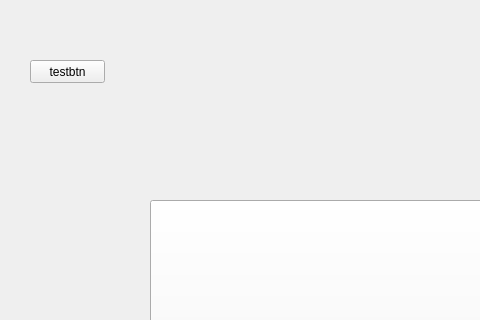
Above: UI/main.ui from cwj980119/Pyqt5-facerecog-kiosk before the change; both pictures show x 0 to 480 and y 0 to 320 of the 900 by 1200 pixel window. Below: the same form after it.
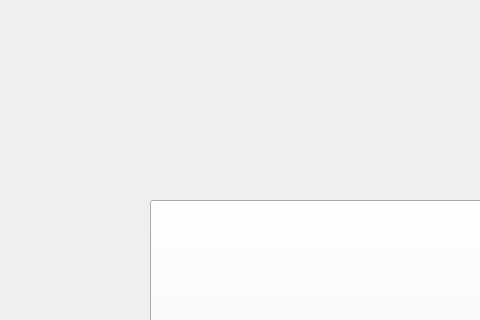
That is the form after the change.

```diff
--- a/UI/main.ui
+++ b/UI/main.ui
@@ -46,20 +46,7 @@
      <string>회원가입</string>
     </property>
    </widget>
-   <widget class="QPushButton" name="a">
-    <property name="geometry">
-     <rect>
-      <x>30</x>
-      <y>60</y>
-      <width>75</width>
-      <height>23</height>
-     </rect>
-    </property>
-    <property name="text">
-     <string>testbtn</string>
-    </property>
-   </widget>
-   <widget class="QPushButton" name="btn_register_2">
+   <widget class="QPushButton" name="btn_menu">
     <property name="geometry">
      <rect>
       <x>450</x>
```
Left out of the diff: 2 changed lines with no effect on the pictures.
